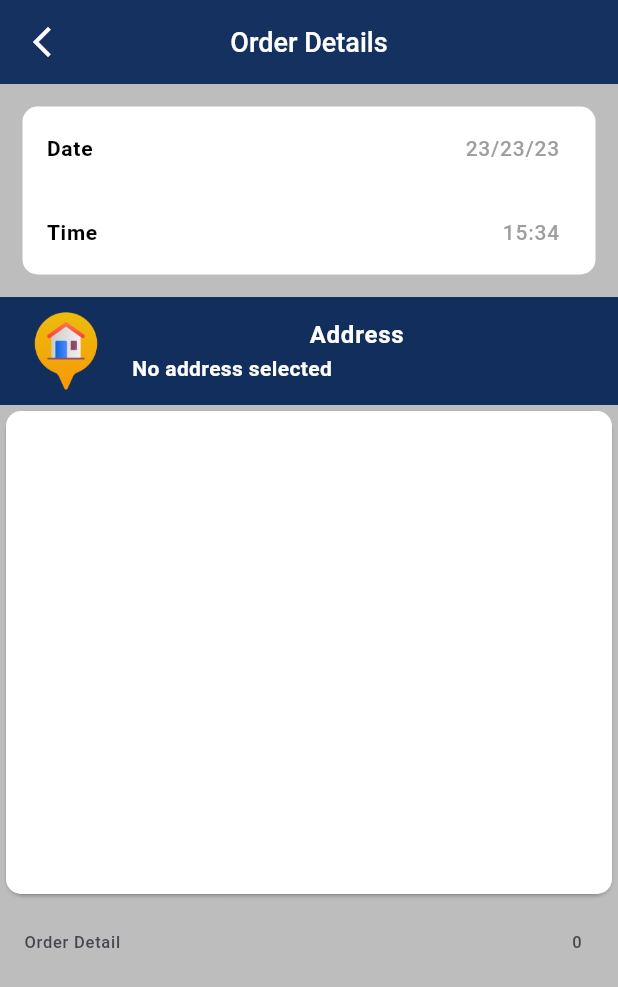
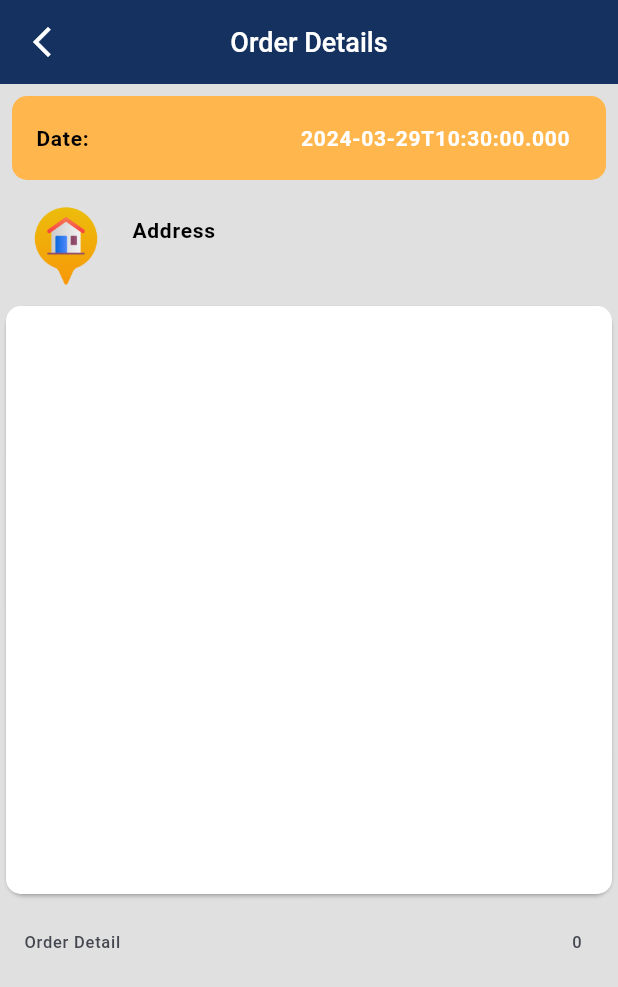
Before and after one commit to ilyazain/hikaru-shop, a Flutter app: the OrderDetailPage screen opened directly with empty values, on a phone screen of 412 x 824 dp. Shown: the top 987 px of the screen. Run offline on Flutter 3.47's test engine with Material 3 defaults, Android fonts, the phone set to English and light mode, and no system bars; our stand-ins replace flutter_bloc, shared_preferences; accounts and stored records are empty; network calls fail.

Commit message:
pass datetime and address when purchasing

```diff
--- a/lib/common_data/constant.dart
+++ b/lib/common_data/constant.dart
@@ -2,6 +2,7 @@ import 'package:flutter/material.dart';
 
 //constant color
 const Color mainBlueColor = Color.fromARGB(255, 17, 46, 92);
+const Color lightOrangeColor = Color.fromARGB(255, 234, 226, 167);
 const Color whiteColor = Colors.white;
 const Color blackColor = Colors.black;
 const Color redColor = Color.fromARGB(255, 201, 37, 37);
--- a/lib/purchase/details.dart
+++ b/lib/purchase/details.dart
@@ -15,28 +15,29 @@ class OrderDetailPage extends StatefulWidget {
 
 class _OrderDetailPageState extends State<OrderDetailPage> {
   List<String> selectedHistory = [];
-  Map<String, dynamic>? selectedAddress;
+  // Map<String, dynamic>? selectedAddress;
+  // String address = "";
 
-  @override
-  void initState() {
-    super.initState();
-    _loadSelectedAddress();
-  }
+  // @override
+  // void initState() {
+  //   super.initState();
+  //   _loadSelectedAddress();
+  // }
 
-  Future<void> _loadSelectedAddress() async {
-    SharedPreferences prefs = await SharedPreferences.getInstance();
-    String? selectedAddressJson = prefs.getString('selectedaddress');
-    if (selectedAddressJson != null) {
-      setState(() {
-        selectedAddress = json.decode(selectedAddressJson);
-      });
-    }
-  }
+  // Future<void> _loadSelectedAddress() async {
+  //   SharedPreferences prefs = await SharedPreferences.getInstance();
+  //   String? selectedAddressJson = prefs.getString('selectedaddress');
+  //   if (selectedAddressJson != null) {
+  //     setState(() {
+  //       selectedAddress = json.decode(selectedAddressJson);
+  //     });
+  //   }
+  // }
 
   @override
   Widget build(BuildContext context) {
     return Scaffold(
-      backgroundColor: greyShade400Color,
+      backgroundColor: greyShade300Color,
       appBar: MainAppBar(
           text: "Order Details",
           appBar: AppBar(),
@@ -62,35 +63,16 @@ class _OrderDetailPageState extends State<OrderDetailPage> {
 
   _address() {
     return ListTile(
-      tileColor: mainBlueColor,
-      title: TextWhite16(text: "Address"),
-      leading: Image.asset("assets/address.png"),
-      subtitle: selectedAddress != null
-          ? TextWhite14(
-              text:
-                  '${selectedAddress!['add']}, ${selectedAddress!['city']}, ${selectedAddress!['postcode']}, ${selectedAddress!['state']}')
-          : TextWhite14(text: 'No address selected'),
-      // trailing: IconButton(
-      //   icon: Icon(Icons.arrow_forward_ios_sharp),
-      //   onPressed: () {
-      //     Navigator.push(
-      //       context,
-      //       MaterialPageRoute(
-      //         builder: (context) => AddressPage(
-      //           prePage: "fromProfile",
-      //         ),
-      //       ),
-      //     );
-      //   },
-      // ),
-    );
+        // tileColor: mainBlueColor,
+        title: const TextBlack14(text: "Address"),
+        leading: Image.asset("assets/address.png"),
+        subtitle: TextGrey14(text: widget.product["address"]));
   }
 
   _orderDetail() {
     return Expanded(
       child: Card(
         child: Container(
-          // margin: const EdgeInsets.all(10),
           decoration: BoxDecoration(
             color: whiteColor,
             borderRadius: BorderRadius.circular(10),
@@ -100,6 +82,7 @@ class _OrderDetailPageState extends State<OrderDetailPage> {
             itemCount: widget.product["items"].length,
             itemBuilder: (context, index) {
               final item = widget.product["items"][index];
+              print("hehe: " + item['address'].toString());
               return ListTile(
                 contentPadding: EdgeInsets.symmetric(horizontal: 10),
                 leading: Image.network(
@@ -109,9 +92,8 @@ class _OrderDetailPageState extends State<OrderDetailPage> {
                 title: TextBlack14(text: item['item']),
                 subtitle: TextGrey14(text: item['quantity'].toString()),
                 trailing: TextBlack14(
-                    text: ("RM " +
-                        (item['quantity'] * int.parse(item['price']))
-                            .toString())),
+                    text:
+                        ("RM ${item['quantity'] * int.parse(item['price'])}")),
               );
             },
           ),
@@ -120,23 +102,17 @@ class _OrderDetailPageState extends State<OrderDetailPage> {
     );
   }
 
-  _divider() {
-    return Divider(
-      height: 2,
-    );
-  }
-
   _dateTime() {
     return Container(
-      margin: EdgeInsets.all(15),
+      margin: EdgeInsets.all(8),
       decoration: BoxDecoration(
-        color: whiteColor,
+        color: orangeShade300Color,
         borderRadius: BorderRadius.circular(10),
       ),
       child: Column(
         children: [
-          _dateTimeWidget("Date", "23/23/23"),
-          _dateTimeWidget("Time", "15:34"),
+          _dateTimeWidget("Date:", widget.product["dateTime"]),
+          // _dateTimeWidget("Time", "15:34"),
         ],
       ),
     );
@@ -145,7 +121,7 @@ class _OrderDetailPageState extends State<OrderDetailPage> {
   _dateTimeWidget(leading, trailing) {
     return ListTile(
       leading: TextBlack14(text: leading),
-      trailing: TextGrey14(text: trailing),
+      trailing: TextWhite14(text: trailing),
     );
   }
 }
```
Also changed, not shown: lib/login.dart (+33 -53 lines), lib/purchase/cart.dart (+21 -14 lines), lib/purchase/orders.dart (+60 -17 lines), assets/login.png (added).
